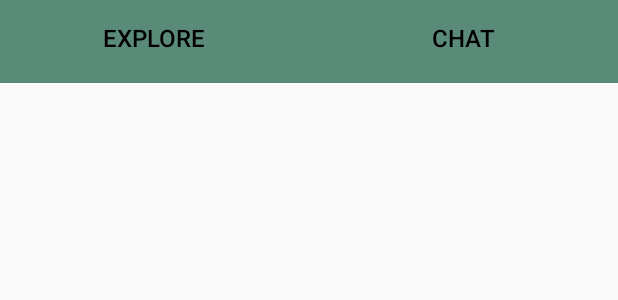
After one commit to bolgianialberto/TMTS, an Android app: the layout fragment_explore.xml on its own in the app's theme, with its tools: preview values and no code run, on a phone screen of 412 x 824 dp. The commit adds this screen. Shown: the top 300 px of the screen. Run offline under Robolectric (Android 15) with nearby library versions, the phone set to English and light mode, and no system bars.

Commit message:
Added skeleton for explore page

```diff
--- /dev/null
+++ b/app/src/main/res/layout/fragment_explore.xml
@@ -0,0 +1,66 @@
+<?xml version="1.0" encoding="utf-8"?>
+<androidx.constraintlayout.widget.ConstraintLayout xmlns:android="http://schemas.android.com/apk/res/android"
+    xmlns:tools="http://schemas.android.com/tools"
+    xmlns:app="http://schemas.android.com/apk/res-auto"
+    android:layout_width="match_parent"
+    android:layout_height="match_parent"
+    tools:context=".fragments.ExploreFragment">
+
+    <LinearLayout
+        android:id="@+id/topNavigationView"
+        android:layout_width="match_parent"
+        android:layout_height="wrap_content"
+        android:orientation="vertical"
+        android:gravity="center"
+        app:layout_constraintTop_toTopOf="parent"
+        app:layout_constraintStart_toStartOf="parent"
+        app:layout_constraintEnd_toEndOf="parent"
+        app:layout_constraintBottom_toTopOf="@id/fl_explore_fragment">
+
+        <LinearLayout
+            android:layout_width="match_parent"
+            android:layout_height="50dp"
+            android:orientation="horizontal"
+            android:weightSum="100">
+
+            <Button
+                android:id="@+id/btt_explore"
+                android:layout_width="0dp"
+                android:layout_height="match_parent"
+                android:layout_weight="50"
+                android:text="Explore"
+                android:textSize="16sp"
+                android:gravity="center"
+                android:textColor="@color/black"
+                android:background="@drawable/rectangular_button" />
+
+            <Button
+                android:id="@+id/btt_chat"
+                android:layout_width="0dp"
+                android:layout_height="match_parent"
+                android:layout_weight="50"
+                android:text="Chat"
+                android:textSize="16sp"
+                android:gravity="center"
+                android:textColor="@color/black"
+                android:background="@drawable/rectangular_button" />
+
+        </LinearLayout>
+
+        <TextView
+            android:layout_width="match_parent"
+            android:layout_height="5dp"
+            android:background="@drawable/rectangular_button" />
+
+    </LinearLayout>
+
+    <FrameLayout
+        android:id="@+id/fl_explore_fragment"
+        android:layout_width="match_parent"
+        android:layout_height="0dp"
+        app:layout_constraintTop_toBottomOf="@id/topNavigationView"
+        app:layout_constraintStart_toStartOf="parent"
+        app:layout_constraintEnd_toEndOf="parent"
+        app:layout_constraintBottom_toBottomOf="parent" />
+
+</androidx.constraintlayout.widget.ConstraintLayout>
--- a/app/src/main/res/menu/bottom_nav_menu.xml
+++ b/app/src/main/res/menu/bottom_nav_menu.xml
@@ -9,8 +9,8 @@
         android:title="Search"
         android:icon="@drawable/search"/>
     <item
-        android:id="@+id/chat"
-        android:title="Community"
+        android:id="@+id/explore"
+        android:title="Explore"
         android:icon="@drawable/forum"/>
     <item
         android:id="@+id/account"
```
Also changed, not shown: app/src/main/java/com/example/tmts/activities/MainActivity.kt (+7 -4 lines), app/src/main/java/com/example/tmts/fragments/ChatFragment.kt (added, +60 -0 lines), app/src/main/java/com/example/tmts/fragments/ExploreFragment.kt (added, +94 -0 lines), app/src/main/java/com/example/tmts/fragments/ExploreMoviesFragment.kt (added, +60 -0 lines), app/src/main/res/layout/fragment_chat.xml (added, +19 -0 lines), app/src/main/res/layout/fragment_explore_movies.xml (added, +19 -0 lines).
